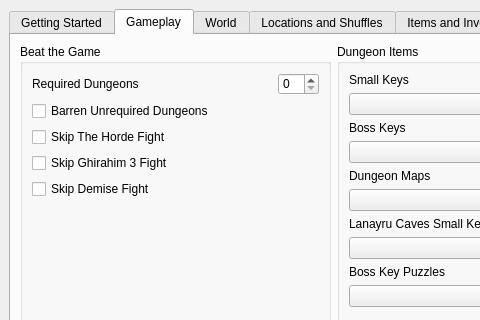
Above: gui/ui/main.ui from mint-choc-chip-skyblade/sshd-rando before the change; both pictures show x 0 to 480 and y 0 to 320 of the 1300 by 843 pixel window. Below: the same form after it.
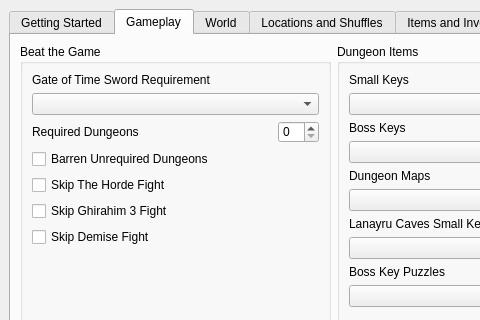
That is the form after the change. The open tabs and pages were chosen to show the change. Custom widgets are drawn as their Qt base class.

Commit message: Add setting to control the Gate of Time sword requirement

The edit to the form file:
```diff
--- a/gui/ui/main.ui
+++ b/gui/ui/main.ui
@@ -879,6 +879,16 @@
            <string>Beat the Game</string>
           </property>
           <layout class="QVBoxLayout" name="verticalLayout_13">
+           <item>
+            <widget class="QLabel" name="got_sword_requirement_label">
+             <property name="text">
+              <string>Gate of Time Sword Requirement</string>
+             </property>
+            </widget>
+           </item>
+           <item>
+            <widget class="QComboBox" name="setting_got_sword_requirement"/>
+           </item>
            <item>
             <layout class="QHBoxLayout" name="required_dungeons_layout">
              <property name="spacing">
```
Left out of the diff: 2 changed lines with no effect on the pictures. The commit also changes 7 other files.
